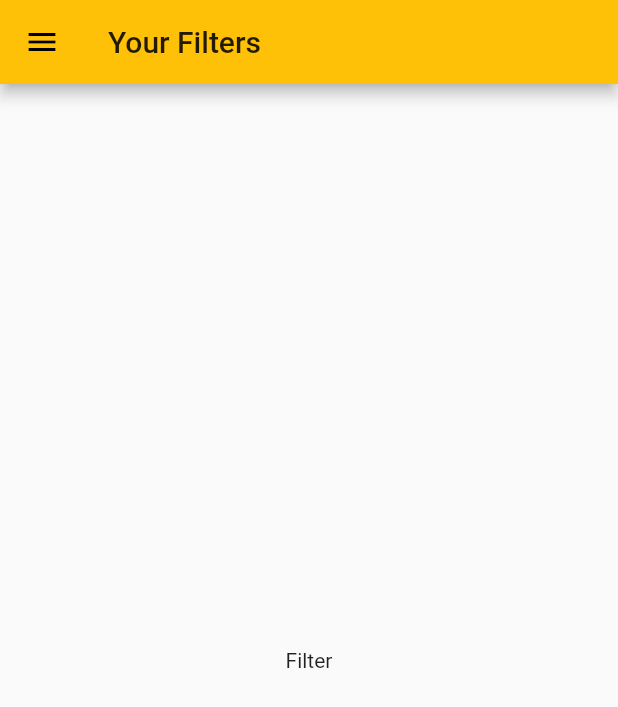
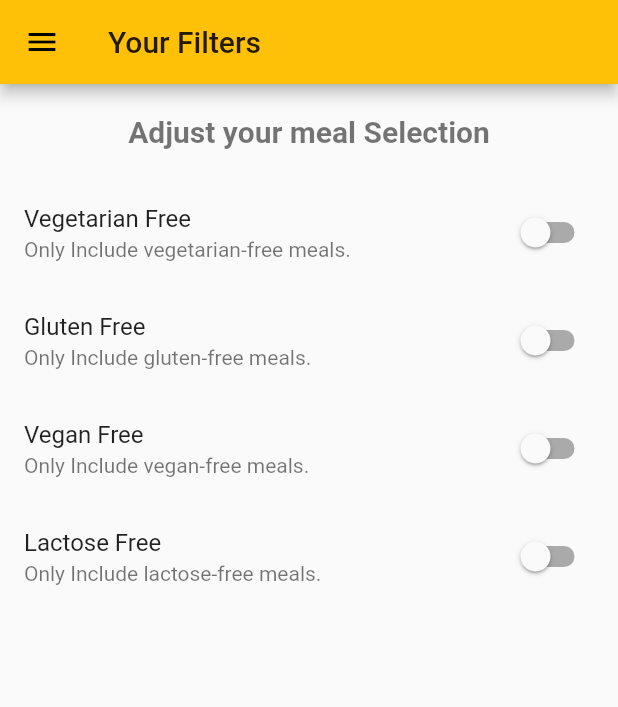
Before and after one commit to Mann05/meal-app-flutter, a Flutter app: the FilterScreen screen opened by its route, on a phone screen of 412 x 824 dp. Shown: the top 707 px of the screen. Run offline on Flutter 3.47's test engine with Material 2 defaults, Android fonts, the phone set to English and light mode, and no system bars.

Commit message:
make filter ui

```diff
--- a/lib/screens/filterScreen.dart
+++ b/lib/screens/filterScreen.dart
@@ -1,8 +1,18 @@
 import 'package:flutter/material.dart';
 import '../widgets/drawer_main.dart';
 
-class FilterScreen extends StatelessWidget {
+class FilterScreen extends StatefulWidget {
   static const routeName = '/filters';
+
+  @override
+  _FilterScreenState createState() => _FilterScreenState();
+}
+
+class _FilterScreenState extends State<FilterScreen> {
+  var _glutenFree = false,
+      _vegetarian = false,
+      _vegan = false,
+      _lactose = false;
   @override
   Widget build(BuildContext context) {
     return Scaffold(
@@ -10,8 +20,62 @@ class FilterScreen extends StatelessWidget {
         title: Text('Your Filters'),
       ),
       drawer: MainDrawer(),
-      body: Center(
-        child: Text('Filter'),
+      body: Column(
+        children: [
+          Container(
+            padding: const EdgeInsets.all(20),
+            child: Text(
+              'Adjust your meal Selection',
+              style: Theme.of(context).textTheme.headline4,
+            ),
+          ),
+          Expanded(
+            child: ListView(
+              children: [
+                SwitchListTile(
+                  title: Text('Vegetarian Free'),
+                  value: _vegetarian,
+                  subtitle: Text('Only Include vegetarian-free meals.'),
+                  onChanged: (newValue) {
+                    setState(() {
+                      _vegetarian = newValue;
+                    });
+                  },
+                ),
+                SwitchListTile(
+                  title: Text('Gluten Free'),
+                  value: _glutenFree,
+                  subtitle: Text('Only Include gluten-free meals.'),
+                  onChanged: (newValue) {
+                    setState(() {
+                      _glutenFree = newValue;
+                    });
+                  },
+                ),
+                SwitchListTile(
+                  title: Text('Vegan Free'),
+                  value: _vegan,
+                  subtitle: Text('Only Include vegan-free meals.'),
+                  onChanged: (newValue) {
+                    setState(() {
+                      _vegan = newValue;
+                    });
+                  },
+                ),
+                SwitchListTile(
+                  title: Text('Lactose Free'),
+                  value: _lactose,
+                  subtitle: Text('Only Include lactose-free meals.'),
+                  onChanged: (newValue) {
+                    setState(() {
+                      _lactose = newValue;
+                    });
+                  },
+                ),
+              ],
+            ),
+          )
+        ],
       ),
     );
   }
```
